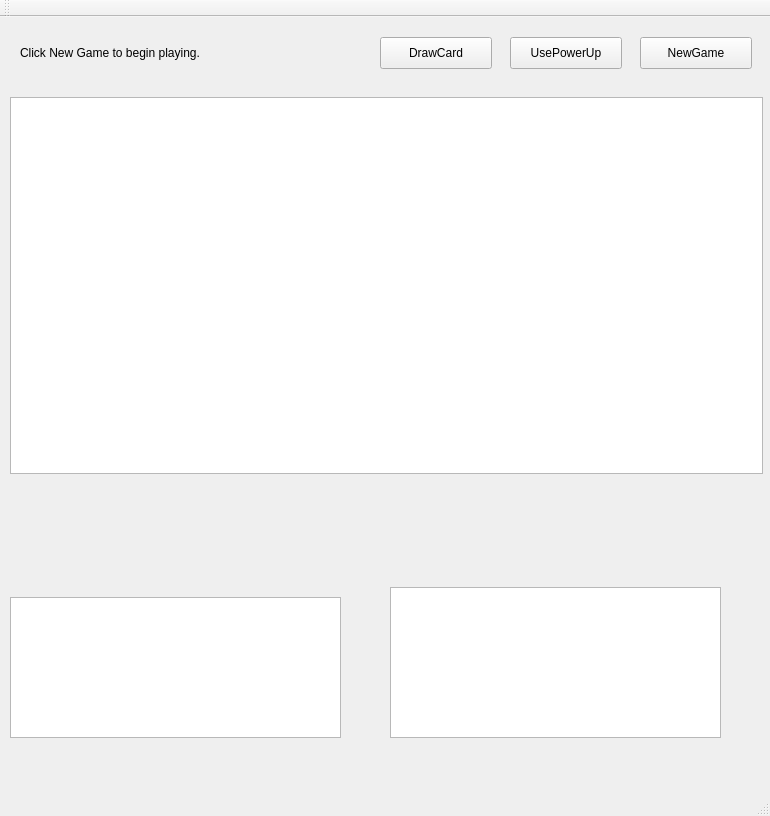
Qt form boardwindow.ui (maurawinstanley/candyland) before a commit.
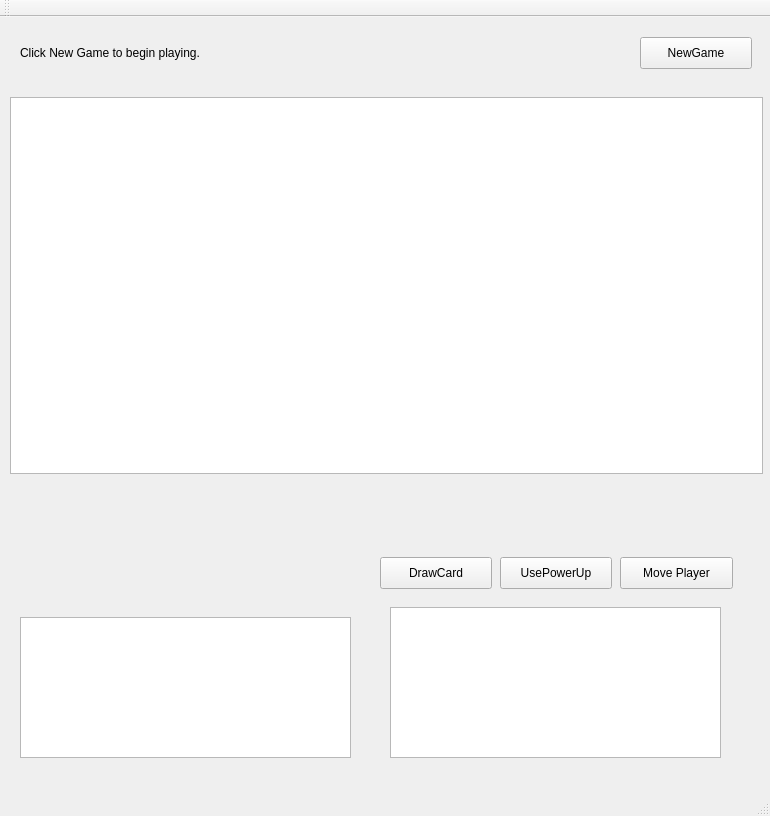
The same form after that commit.

Commit message: Added move player button and rearranged ui

```diff
--- a/boardwindow.ui
+++ b/boardwindow.ui
@@ -40,8 +40,8 @@
    <widget class="QPushButton" name="powerup_button">
     <property name="geometry">
      <rect>
-      <x>510</x>
-      <y>20</y>
+      <x>500</x>
+      <y>540</y>
       <width>112</width>
       <height>32</height>
      </rect>
@@ -54,7 +54,7 @@
     <property name="geometry">
      <rect>
       <x>380</x>
-      <y>20</y>
+      <y>540</y>
       <width>112</width>
       <height>32</height>
      </rect>
@@ -66,8 +66,8 @@
    <widget class="QLabel" name="drawCardLabel">
     <property name="geometry">
      <rect>
-      <x>50</x>
-      <y>520</y>
+      <x>10</x>
+      <y>500</y>
       <width>651</width>
       <height>31</height>
      </rect>
@@ -118,7 +118,7 @@
    <widget class="QLabel" name="label">
     <property name="geometry">
      <rect>
-      <x>47</x>
+      <x>20</x>
       <y>480</y>
       <width>551</width>
       <height>20</height>
@@ -131,8 +131,8 @@
    <widget class="QGraphicsView" name="graphicsView_2">
     <property name="geometry">
      <rect>
-      <x>10</x>
-      <y>580</y>
+      <x>20</x>
+      <y>600</y>
       <width>331</width>
       <height>141</height>
      </rect>
@@ -142,12 +142,38 @@
     <property name="geometry">
      <rect>
       <x>390</x>
-      <y>570</y>
+      <y>590</y>
       <width>331</width>
       <height>151</height>
      </rect>
     </property>
    </widget>
+   <widget class="QPushButton" name="moveButton">
+    <property name="geometry">
+     <rect>
+      <x>620</x>
+      <y>540</y>
+      <width>113</width>
+      <height>32</height>
+     </rect>
+    </property>
+    <property name="text">
+     <string>Move Player</string>
+    </property>
+   </widget>
+   <widget class="QLabel" name="moveLabel">
+    <property name="geometry">
+     <rect>
+      <x>390</x>
+      <y>570</y>
+      <width>341</width>
+      <height>16</height>
+     </rect>
+    </property>
+    <property name="text">
+     <string/>
+    </property>
+   </widget>
   </widget>
   <widget class="QMenuBar" name="menuBar">
    <property name="geometry">
```
The commit also changes 3 other files.
